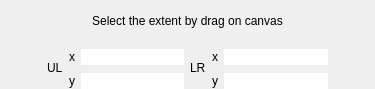
Before: the Qt Designer form ui/extentSelector.ui in SMByC/CloudMasking, drawn with Qt 5.
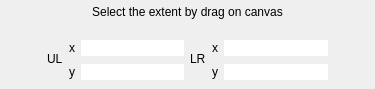
After: the same form once the commit is applied.

What changed in the file:
```diff
--- a/ui/extentSelector.ui
+++ b/ui/extentSelector.ui
@@ -17,12 +17,6 @@
    <item row="2" column="0">
     <widget class="QWidget" name="widget" native="true">
      <layout class="QGridLayout" name="gridLayout_2">
-      <property name="topMargin">
-       <number>0</number>
-      </property>
-      <property name="bottomMargin">
-       <number>0</number>
-      </property>
       <item row="1" column="3">
        <widget class="QLineEdit" name="y1CoordEdit">
         <property name="styleSheet">
```
